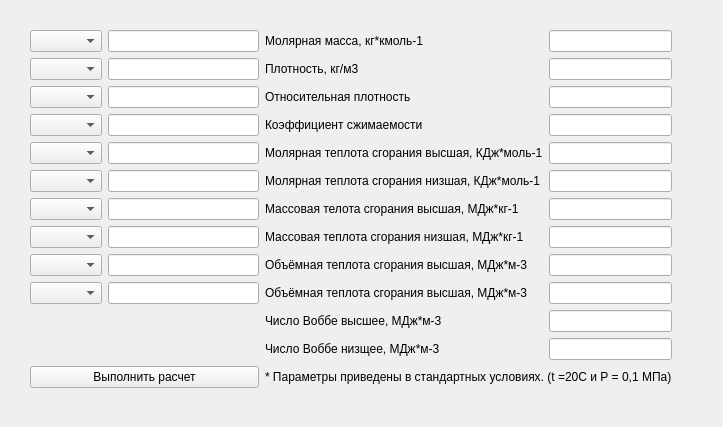
AlexandrYalovoy/GasProperties, file GUI/Main_window.ui: the form before one commit.
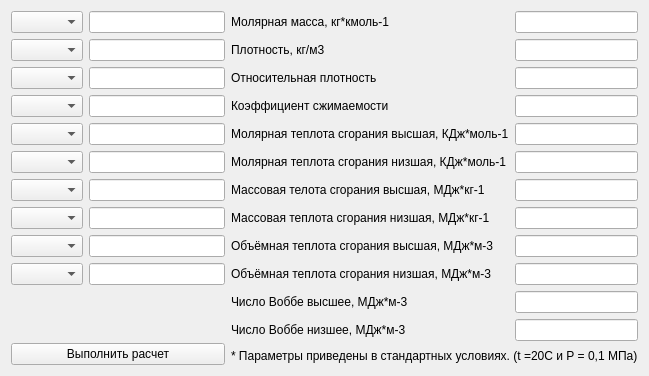
The form after the commit.

```diff
--- a/GUI/Main_window.ui
+++ b/GUI/Main_window.ui
@@ -6,22 +6,18 @@
    <rect>
     <x>0</x>
     <y>0</y>
-    <width>723</width>
-    <height>427</height>
+    <width>649</width>
+    <height>376</height>
    </rect>
   </property>
   <property name="windowTitle">
    <string>Main_window</string>
   </property>
-  <widget class="QWidget" name="">
-   <property name="geometry">
-    <rect>
-     <x>30</x>
-     <y>30</y>
-     <width>642</width>
-     <height>358</height>
-    </rect>
-   </property>
+  <property name="autoFillBackground">
+   <bool>false</bool>
+  </property>
+  <layout class="QVBoxLayout" name="verticalLayout_3">
+   <item>
    <layout class="QHBoxLayout" name="horizontalLayout">
     <item>
      <layout class="QVBoxLayout" name="verticalLayout">
@@ -97,7 +93,7 @@
         <property name="sizeHint" stdset="0">
          <size>
           <width>20</width>
-          <height>40</height>
+           <height>30</height>
          </size>
         </property>
        </spacer>
@@ -201,7 +197,7 @@
         <item row="9" column="0">
          <widget class="QLabel" name="label_10">
           <property name="text">
-           <string>Объёмная теплота сгорания высшая, МДж*м-3</string>
+            <string>Объёмная теплота сгорания низшая, МДж*м-3</string>
           </property>
          </widget>
         </item>
@@ -221,7 +217,7 @@
         <item row="11" column="0">
          <widget class="QLabel" name="label_12">
           <property name="text">
-           <string>Число Воббе низщее, МДж*м-3</string>
+            <string>Число Воббе низшее, МДж*м-3</string>
           </property>
          </widget>
         </item>
@@ -247,7 +243,8 @@
      </layout>
     </item>
    </layout>
-  </widget>
+   </item>
+  </layout>
  </widget>
  <resources/>
  <connections/>
```
Left out of the diff: 8 changed lines with no effect on the pictures. Lines whose indentation alone changed are shown as unchanged.
